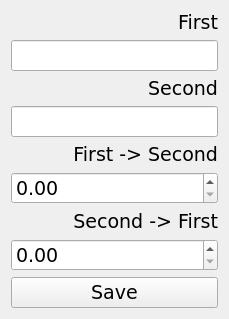
The window that Lab2_GUI/LinkWidget.ui (Cvelth/Comp_Simulation_Projects) describes before a commit, drawn with Qt 5.
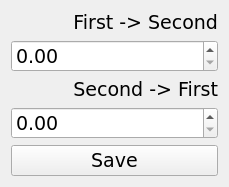
The same window after the commit.

```diff
--- a/Lab2_GUI/LinkWidget.ui
+++ b/Lab2_GUI/LinkWidget.ui
@@ -7,7 +7,7 @@
     <x>0</x>
     <y>0</y>
     <width>229</width>
-    <height>313</height>
+    <height>181</height>
    </rect>
   </property>
   <property name="font">
@@ -23,48 +23,6 @@
    <enum>Qt::LeftToRight</enum>
   </property>
   <layout class="QVBoxLayout" name="verticalLayout_5">
-   <item>
-    <layout class="QVBoxLayout" name="verticalLayout">
-     <item>
-      <widget class="QLabel" name="label">
-       <property name="text">
-        <string>First</string>
-       </property>
-       <property name="alignment">
-        <set>Qt::AlignBottom|Qt::AlignRight|Qt::AlignTrailing</set>
-       </property>
-      </widget>
-     </item>
-     <item>
-      <widget class="QLineEdit" name="first">
-       <property name="readOnly">
-        <bool>true</bool>
-       </property>
-      </widget>
-     </item>
-    </layout>
-   </item>
-   <item>
-    <layout class="QVBoxLayout" name="verticalLayout_2">
-     <item>
-      <widget class="QLabel" name="label_2">
-       <property name="text">
-        <string>Second</string>
-       </property>
-       <property name="alignment">
-        <set>Qt::AlignBottom|Qt::AlignRight|Qt::AlignTrailing</set>
-       </property>
-      </widget>
-     </item>
-     <item>
-      <widget class="QLineEdit" name="second">
-       <property name="readOnly">
-        <bool>true</bool>
-       </property>
-      </widget>
-     </item>
-    </layout>
-   </item>
    <item>
     <layout class="QVBoxLayout" name="verticalLayout_6">
      <item>
```
Left out of the diff: 4 changed lines with no effect on the pictures.
